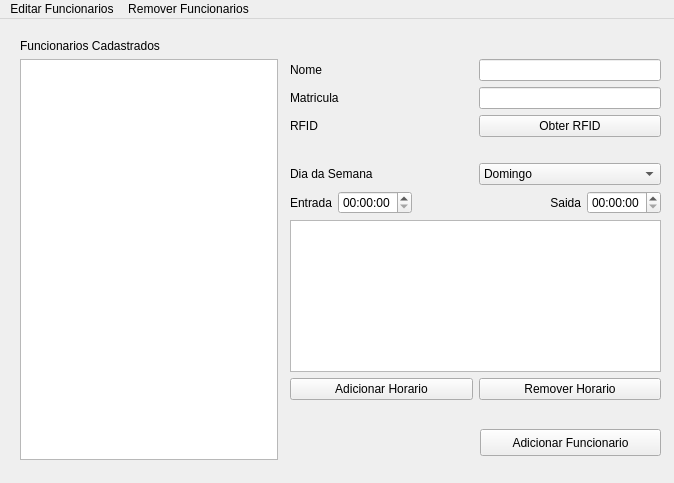
The window that novo/ui_files/funcionarios.ui (Mecajun/CdA) describes before a commit, drawn with Qt 5.
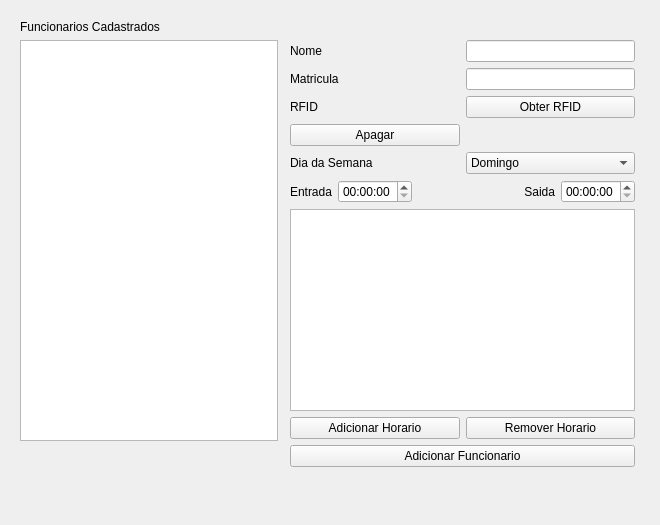
The same window after the commit.

What changed in the file:
```diff
--- a/novo/ui_files/funcionarios.ui
+++ b/novo/ui_files/funcionarios.ui
@@ -6,8 +6,8 @@
    <rect>
     <x>0</x>
     <y>0</y>
-    <width>674</width>
-    <height>483</height>
+    <width>660</width>
+    <height>525</height>
    </rect>
   </property>
   <property name="windowTitle">
@@ -17,26 +17,13 @@
    <locale language="Portuguese" country="Brazil"/>
   </property>
   <widget class="QWidget" name="centralwidget">
-   <widget class="QPushButton" name="pushButton_adicionar">
-    <property name="geometry">
-     <rect>
-      <x>480</x>
-      <y>410</y>
-      <width>181</width>
-      <height>27</height>
-     </rect>
-    </property>
-    <property name="text">
-     <string>Adicionar Funcionario</string>
-    </property>
-   </widget>
    <widget class="QWidget" name="layoutWidget">
     <property name="geometry">
      <rect>
       <x>290</x>
       <y>40</y>
-      <width>371</width>
-      <height>341</height>
+      <width>345</width>
+      <height>427</height>
      </rect>
     </property>
     <layout class="QVBoxLayout" name="verticalLayout">
@@ -101,11 +88,25 @@
       </layout>
      </item>
      <item>
-      <widget class="QLabel" name="label_RFID">
-       <property name="text">
-        <string/>
+      <layout class="QHBoxLayout" name="horizontalLayout_9">
+       <property name="sizeConstraint">
+        <enum>QLayout::SetDefaultConstraint</enum>
        </property>
-      </widget>
+       <item>
+        <widget class="QPushButton" name="pushButton_apagar">
+         <property name="text">
+          <string>Apagar</string>
+         </property>
+        </widget>
+       </item>
+       <item>
+        <widget class="QLabel" name="label_RFID">
+         <property name="text">
+          <string/>
+         </property>
+        </widget>
+       </item>
+      </layout>
      </item>
      <item>
       <layout class="QHBoxLayout" name="horizontalLayout_5">
@@ -236,6 +237,13 @@
        </item>
       </layout>
      </item>
+     <item>
+      <widget class="QPushButton" name="pushButton_adicionar">
+       <property name="text">
+        <string>Adicionar Funcionario</string>
+       </property>
+      </widget>
+     </item>
     </layout>
    </widget>
    <widget class="QWidget" name="layoutWidget">
@@ -269,22 +277,10 @@
     <rect>
      <x>0</x>
      <y>0</y>
-     <width>674</width>
+     <width>660</width>
      <height>25</height>
     </rect>
    </property>
-   <widget class="QMenu" name="menuEditar_Funcionarios">
-    <property name="title">
-     <string>Editar Funcionarios</string>
-    </property>
-   </widget>
-   <widget class="QMenu" name="menuRemover_Funcionarios">
-    <property name="title">
-     <string>Remover Funcionarios</string>
-    </property>
-   </widget>
-   <addaction name="menuEditar_Funcionarios"/>
-   <addaction name="menuRemover_Funcionarios"/>
   </widget>
  </widget>
  <tabstops>
```
Left out of the diff: 3 changed lines with no effect on the pictures.
